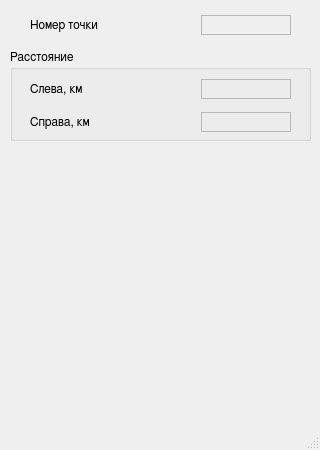
The window that src/coordswindow.ui (shadowk1337/build-area-profile) describes before a commit, drawn with Qt 5.
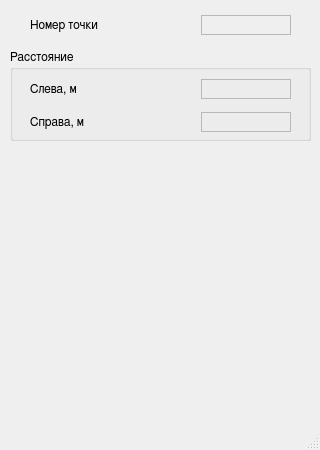
The same window after the commit.

The edit to the form file:
```diff
--- a/src/coordswindow.ui
+++ b/src/coordswindow.ui
@@ -103,7 +103,7 @@
         <item>
          <widget class="QLabel" name="label_3">
           <property name="text">
-           <string>Слева, км</string>
+           <string>Слева, м</string>
           </property>
          </widget>
         </item>
@@ -139,7 +139,7 @@
         <item>
          <widget class="QLabel" name="label_4">
           <property name="text">
-           <string>Справа, км</string>
+           <string>Справа, м</string>
           </property>
          </widget>
         </item>
```
